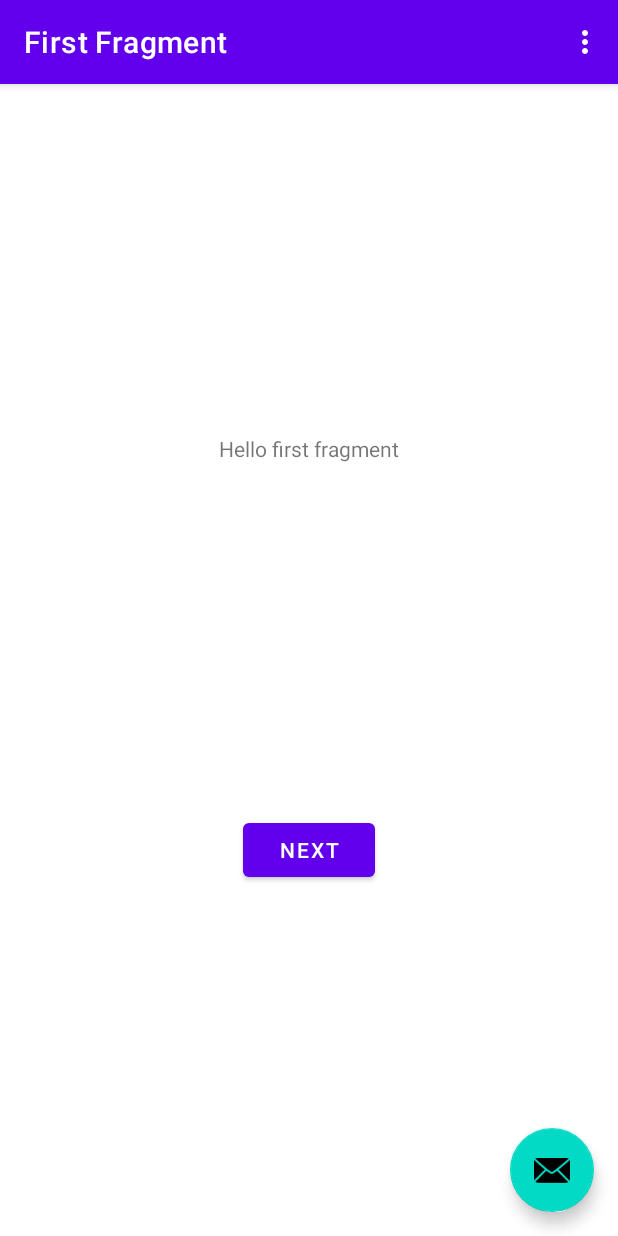
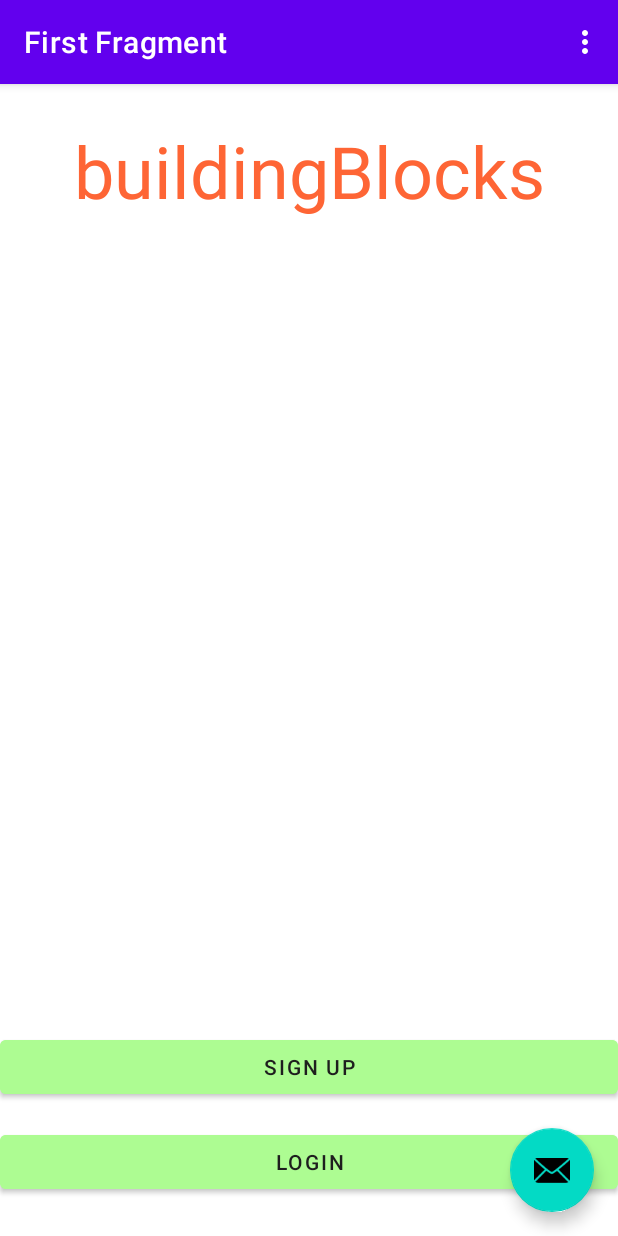
Before and after one commit to paceuniversity/cs389s2023team1, an Android app: the screen it shows after launch (MainActivity), on a phone screen of 412 x 824 dp. Run offline under Robolectric (Android 15) with nearby library versions, the phone set to English and light mode, and no system bars; our stand-ins replace navigation-ui.

Commit message:
Added the welcome screen fragment

```diff
--- a/Buildingblocksteam1/app/src/main/java/com/example/buildingblocksteam1/FirstFragment.java
+++ b/Buildingblocksteam1/app/src/main/java/com/example/buildingblocksteam1/FirstFragment.java
@@ -29,7 +29,14 @@ public class FirstFragment extends Fragment {
     public void onViewCreated(@NonNull View view, Bundle savedInstanceState) {
         super.onViewCreated(view, savedInstanceState);
 
-        binding.buttonFirst.setOnClickListener(new View.OnClickListener() {
+        binding.buttonLogin.setOnClickListener(new View.OnClickListener() {
+            @Override
+            public void onClick(View view) {
+                NavHostFragment.findNavController(FirstFragment.this)
+                        .navigate(R.id.action_FirstFragment_to_SecondFragment);
+            }
+        });
+        binding.buttonSignup.setOnClickListener(new View.OnClickListener() {
             @Override
             public void onClick(View view) {
                 NavHostFragment.findNavController(FirstFragment.this)
--- a/Buildingblocksteam1/app/src/main/res/layout/fragment_first.xml
+++ b/Buildingblocksteam1/app/src/main/res/layout/fragment_first.xml
@@ -10,19 +10,36 @@
         android:id="@+id/textview_first"
         android:layout_width="wrap_content"
         android:layout_height="wrap_content"
+        android:layout_marginTop="25dp"
         android:text="@string/hello_first_fragment"
-        app:layout_constraintBottom_toTopOf="@id/button_first"
+        android:textColor="@color/figma_orange"
+        android:textSize="48sp"
         app:layout_constraintEnd_toEndOf="parent"
         app:layout_constraintStart_toStartOf="parent"
         app:layout_constraintTop_toTopOf="parent" />
 
     <Button
-        android:id="@+id/button_first"
-        android:layout_width="wrap_content"
+        android:id="@+id/button_login"
+        android:layout_width="0dp"
         android:layout_height="wrap_content"
-        android:text="@string/next"
+        android:layout_marginBottom="25dp"
+        android:backgroundTint="@color/figma_lime_green"
+        android:text="@string/login_title"
+        android:textColor="@color/figma_black"
         app:layout_constraintBottom_toBottomOf="parent"
         app:layout_constraintEnd_toEndOf="parent"
-        app:layout_constraintStart_toStartOf="parent"
-        app:layout_constraintTop_toBottomOf="@id/textview_first" />
+        app:layout_constraintStart_toStartOf="parent" />
+
+    <Button
+        android:id="@+id/button_signup"
+        android:layout_width="0dp"
+        android:layout_height="wrap_content"
+        android:layout_marginBottom="15dp"
+        android:backgroundTint="@color/figma_lime_green"
+        android:text="@string/login_to_signup_text"
+        android:textColor="@color/figma_black"
+        app:layout_constraintBottom_toTopOf="@+id/button_login"
+        app:layout_constraintEnd_toEndOf="parent"
+        app:layout_constraintStart_toStartOf="parent" />
+
 </androidx.constraintlayout.widget.ConstraintLayout>
--- a/Buildingblocksteam1/app/src/main/res/navigation/nav_graph.xml
+++ b/Buildingblocksteam1/app/src/main/res/navigation/nav_graph.xml
@@ -9,7 +9,7 @@
         android:id="@+id/FirstFragment"
         android:name="com.example.buildingblocksteam1.FirstFragment"
         android:label="@string/first_fragment_label"
-        tools:layout="@layout/fragment_first">
+        tools:layout="@layout/fragment_welcome">
 
         <action
             android:id="@+id/action_FirstFragment_to_SecondFragment"
--- a/Buildingblocksteam1/app/src/main/res/values/strings.xml
+++ b/Buildingblocksteam1/app/src/main/res/values/strings.xml
@@ -20,7 +20,7 @@
     <string name="login_clicked_wrong_page_text">If you do not have an account:</string>
     <string name="login_to_signup_text">Sign up</string>
 
-    <string name="hello_first_fragment">Hello first fragment</string>
+    <string name="hello_first_fragment">buildingBlocks</string>
     <string name="hello_second_fragment">Hello second fragment. Arg: %1$s</string>
     <!-- Strings related to login -->
     <string name="prompt_email">Email</string>
```
